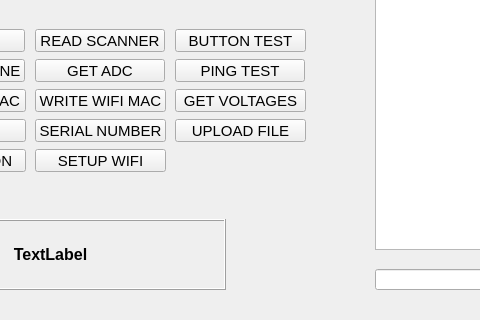
First picture: the form in QT_Project/mainwindow.ui, repository wmarchewka/Fixture, before the edit; both pictures show x 255 to 735 and y 188 to 508 of the 1024 by 768 pixel window.
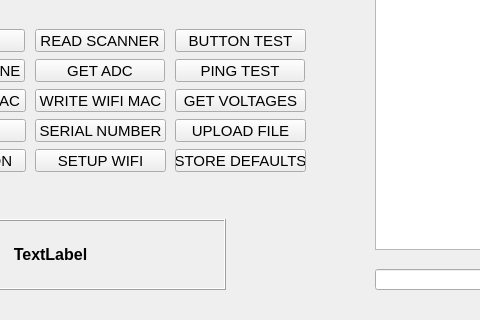
Second picture: the form after the edit.

Patch:
```diff
--- a/QT_Project/mainwindow.ui
+++ b/QT_Project/mainwindow.ui
@@ -536,6 +536,24 @@
      <string>SETUP WIFI</string>
     </property>
    </widget>
+   <widget class="QPushButton" name="pbDefaultsStore">
+    <property name="geometry">
+     <rect>
+      <x>430</x>
+      <y>320</y>
+      <width>131</width>
+      <height>23</height>
+     </rect>
+    </property>
+    <property name="font">
+     <font>
+      <pointsize>11</pointsize>
+     </font>
+    </property>
+    <property name="text">
+     <string>STORE DEFAULTS</string>
+    </property>
+   </widget>
   </widget>
   <widget class="QMenuBar" name="menuBar">
    <property name="geometry">
```
Left out of the diff: 2 changed lines with no effect on the pictures.
